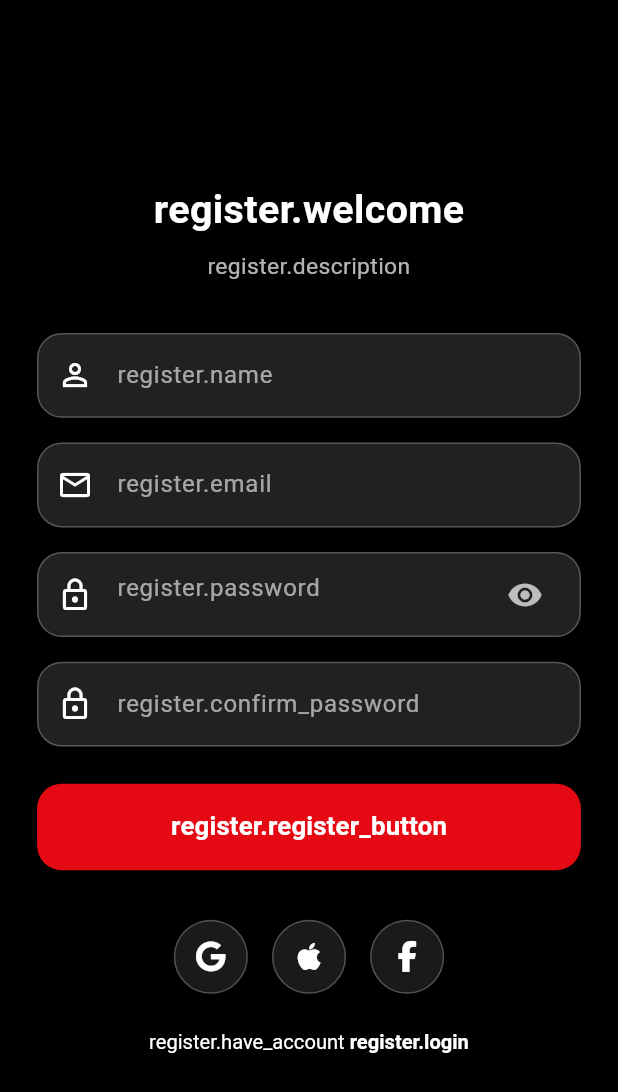
After one commit to RamazanAksoy/nodelab_movie, a Flutter app: the RegisterScreen screen opened directly, on a phone screen of 412 x 824 dp. The commit adds this screen. Shown: the top 1092 px of the screen. Run offline on Flutter 3.47's test engine with Material 3 defaults, Android fonts, the phone set to English and light mode, and no system bars; our stand-ins replace connectivity_plus, dio, easy_localization, flutter_bloc, flutter_dotenv, font_awesome_flutter and 4 more; accounts and stored records are empty.

Commit message:
register completed

```diff
--- /dev/null
+++ b/lib/feature/register/bloc/register_bloc.dart
@@ -0,0 +1,41 @@
+import 'package:flutter_bloc/flutter_bloc.dart';
+import '../model/register_request.dart';
+import '../service/register_service.dart';
+import 'register_event.dart';
+import 'register_state.dart';
+
+class RegisterBloc extends Bloc<RegisterEvent, RegisterState> {
+  RegisterBloc() : super(RegisterState()) {
+    on<NameChanged>((event, emit) => emit(state.copyWith(name: event.name)));
+    on<EmailChanged>((event, emit) => emit(state.copyWith(email: event.email)));
+    on<PasswordChanged>((event, emit) => emit(state.copyWith(password: event.password)));
+    on<ConfirmPasswordChanged>((event, emit) => emit(state.copyWith(confirmPassword: event.confirmPassword)));
+    on<RegisterSubmitted>(_onSubmitted);
+    on<TogglePasswordVisibility>((event, emit) {
+      emit(state.copyWith(isPasswordObscure: !(state.isPasswordObscure ?? false)));
+    });
+  }
+
+  Future<void> _onSubmitted(RegisterSubmitted event, Emitter<RegisterState> emit) async {
+    emit(state.copyWith(status: RegisterStatus.submitting));
+
+    try {
+      if (state.password != state.confirmPassword) {
+        emit(state.copyWith(status: RegisterStatus.failure, error: 'Passwords do not match'));
+        return;
+      }
+
+      final request = RegisterRequest(email: state.email, name: state.name, password: state.password);
+
+      final response = await RegisterService().register(request);
+
+      if (response?.data != null) {
+        emit(state.copyWith(status: RegisterStatus.success));
+      } else {
+        emit(state.copyWith(status: RegisterStatus.failure, error: 'Registration failed'));
+      }
+    } catch (e) {
+      emit(state.copyWith(status: RegisterStatus.failure, error: e.toString()));
+    }
+  }
+}
--- /dev/null
+++ b/lib/feature/register/bloc/register_event.dart
@@ -0,0 +1,25 @@
+abstract class RegisterEvent {}
+
+class NameChanged extends RegisterEvent {
+  final String name;
+  NameChanged(this.name);
+}
+
+class EmailChanged extends RegisterEvent {
+  final String email;
+  EmailChanged(this.email);
+}
+
+class PasswordChanged extends RegisterEvent {
+  final String password;
+  PasswordChanged(this.password);
+}
+
+class ConfirmPasswordChanged extends RegisterEvent {
+  final String confirmPassword;
+  ConfirmPasswordChanged(this.confirmPassword);
+}
+
+class RegisterSubmitted extends RegisterEvent {}
+
+class TogglePasswordVisibility extends RegisterEvent {}
--- /dev/null
+++ b/lib/feature/register/bloc/register_state.dart
@@ -0,0 +1,41 @@
+enum RegisterStatus { initial, submitting, success, failure }
+
+class RegisterState {
+  final String name;
+  final String email;
+  final String password;
+  final String confirmPassword;
+  final RegisterStatus status;
+  final String? error;
+  final bool? isPasswordObscure;
+
+  RegisterState({
+    this.name = '',
+    this.email = '',
+    this.password = '',
+    this.confirmPassword = '',
+    this.status = RegisterStatus.initial,
+    this.error,
+    this.isPasswordObscure,
+  });
+
+  RegisterState copyWith({
+    String? name,
+    String? email,
+    String? password,
+    String? confirmPassword,
+    RegisterStatus? status,
+    String? error,
+    bool? isPasswordObscure,
+  }) {
+    return RegisterState(
+      name: name ?? this.name,
+      email: email ?? this.email,
+      password: password ?? this.password,
+      confirmPassword: confirmPassword ?? this.confirmPassword,
+      status: status ?? this.status,
+      error: error,
+      isPasswordObscure: isPasswordObscure ?? this.isPasswordObscure,
+    );
+  }
+}
--- /dev/null
+++ b/lib/feature/register/model/register_request.dart
@@ -0,0 +1,9 @@
+class RegisterRequest {
+  final String email;
+  final String name;
+  final String password;
+
+  RegisterRequest({required this.email, required this.name, required this.password});
+
+  Map<String, dynamic> toJson() => {'email': email, 'name': name, 'password': password};
+}
--- /dev/null
+++ b/lib/feature/register/service/register_service.dart
@@ -0,0 +1,18 @@
+import '../../../core/base/model/IResponseModel.dart';
+import '../../../core/base/service/base_service.dart';
+import '../../../core/constants/enums/http_request_enum.dart';
+import '../../../product/network/service_extension.dart';
+import '../../login/model/user.dart';
+import '../model/register_request.dart';
+
+class RegisterService with BaseService {
+  Future<IResponseModel<UserResponse?>?> register(RegisterRequest? request) async {
+    final response = await networkManager?.send<UserResponse, UserResponse>(
+      ServicePathEnum.register.rawValue,
+      parseModel: UserResponse(),
+      type: HttpTypes.POST,
+      data: request?.toJson(),
+    );
+    return response;
+  }
+}
--- /dev/null
+++ b/lib/feature/register/view/register_screen.dart
@@ -0,0 +1,198 @@
+import 'package:flutter/material.dart';
+import 'package:flutter_bloc/flutter_bloc.dart';
+import 'package:responsive_sizer/responsive_sizer.dart';
+import 'package:font_awesome_flutter/font_awesome_flutter.dart';
+import 'package:easy_localization/easy_localization.dart';
+
+import '../../../core/init/navigator/navigation_service.dart';
+import '../../../product/route/route.dart';
+import '../../../product/widget/custom_button.dart';
+import '../../../product/widget/custom_textfield.dart';
+import '../../../product/widget/social_icon_button.dart';
+import '../bloc/register_bloc.dart';
+import '../bloc/register_event.dart';
+import '../bloc/register_state.dart';
+
+class RegisterScreen extends StatelessWidget {
+  const RegisterScreen({super.key});
+
+  @override
+  Widget build(BuildContext context) {
+    return BlocProvider(
+      create: (_) => RegisterBloc(),
+      child: Scaffold(
+        backgroundColor: Colors.black,
+        body: Center(
+          child: Padding(
+            padding: EdgeInsets.symmetric(horizontal: 6.w),
+            child: const RegisterCard(),
+          ),
+        ),
+      ),
+    );
+  }
+}
+
+class RegisterCard extends StatelessWidget {
+  const RegisterCard({super.key});
+
+  @override
+  Widget build(BuildContext context) {
+    return BlocBuilder<RegisterBloc, RegisterState>(
+      builder: (context, state) {
+        if (state.status == RegisterStatus.success) {
+          Future.microtask(() => _showSuccessDialog(context));
+        }
+
+        return SingleChildScrollView(
+          child: Column(
+            mainAxisAlignment: MainAxisAlignment.center,
+            children: [
+              _buildWelcomeText(),
+              SizedBox(height: 1.h),
+              _buildDescriptionText(),
+              SizedBox(height: 4.h),
+              _buildNameField(context),
+              SizedBox(height: 2.h),
+              _buildEmailField(context),
+              SizedBox(height: 2.h),
+              _buildPasswordField(context, state.isPasswordObscure ?? false),
+              SizedBox(height: 2.h),
+              _buildConfirmPasswordField(context, state.isPasswordObscure ?? false),
+              SizedBox(height: 3.h),
+              _buildSubmitButtonOrLoading(context, state),
+              _buildErrorText(state),
+              SizedBox(height: 4.h),
+              _buildSocialButtons(),
+              SizedBox(height: 3.h),
+              _buildLoginRedirectText(context),
+            ],
+          ),
+        );
+      },
+    );
+  }
+
+  void _showSuccessDialog(BuildContext context) {
+    showDialog(
+      context: context,
+      builder: (context) => AlertDialog(
+        backgroundColor: Colors.black,
+        title: Text('register.success_title'.tr(), style: const TextStyle(color: Colors.white)),
+        content: Text('register.success_content'.tr(), style: const TextStyle(color: Colors.white70)),
+        actions: [
+          TextButton(
+            onPressed: () {
+              Navigator.pop(context);
+              NavigationService.instance?.pushReplacementNamed(AppRoutes.login);
+            },
+            child: Text('register.success_button'.tr(), style: const TextStyle(color: Colors.red)),
+          ),
+        ],
+      ),
+    );
+  }
+
+  Widget _buildWelcomeText() {
+    return Text(
+      'register.welcome'.tr(),
+      style: TextStyle(color: Colors.white, fontWeight: FontWeight.bold, fontSize: 21.sp),
+    );
+  }
+
+  Widget _buildDescriptionText() {
+    return Text(
+      'register.description'.tr(),
+      textAlign: TextAlign.center,
+      style: TextStyle(color: Colors.white70, fontSize: 16.sp),
+    );
+  }
+
+  Widget _buildNameField(BuildContext context) {
+    return CustomTextField(
+      hintText: 'register.name'.tr(),
+      icon: Icons.person_outline,
+      onChanged: (value) => context.read<RegisterBloc>().add(NameChanged(value)),
+    );
+  }
+
+  Widget _buildEmailField(BuildContext context) {
+    return CustomTextField(
+      hintText: 'register.email'.tr(),
+      icon: Icons.email_outlined,
+      onChanged: (value) => context.read<RegisterBloc>().add(EmailChanged(value)),
+    );
+  }
+
+  Widget _buildPasswordField(BuildContext context, bool isObscure) {
+    return CustomTextField(
+      hintText: 'register.password'.tr(),
+      icon: Icons.lock_outline,
+      isObscure: isObscure,
+      suffixIcon: IconButton(
+        icon: Icon(isObscure ? Icons.visibility_off : Icons.visibility, color: Colors.white70),
+        onPressed: () => context.read<RegisterBloc>().add(TogglePasswordVisibility()),
+      ),
+      onChanged: (value) => context.read<RegisterBloc>().add(PasswordChanged(value)),
+    );
+  }
+
+  Widget _buildConfirmPasswordField(BuildContext context, bool isObscure) {
+    return CustomTextField(
+      hintText: 'register.confirm_password'.tr(),
+      icon: Icons.lock_outline,
+      isObscure: isObscure,
+      onChanged: (value) => context.read<RegisterBloc>().add(ConfirmPasswordChanged(value)),
+    );
+  }
+
+  Widget _buildSubmitButtonOrLoading(BuildContext context, RegisterState state) {
+    if (state.status == RegisterStatus.submitting) {
+      return const CircularProgressIndicator();
+    }
+    return CustomButton(onPressed: () => context.read<RegisterBloc>().add(RegisterSubmitted()), title: 'register.register_button'.tr());
+  }
+
+  Widget _buildErrorText(RegisterState state) {
+    if (state.status == RegisterStatus.failure && state.error != null) {
+      return Padding(
+        padding: const EdgeInsets.only(top: 12),
+        child: Text(state.error!, style: const TextStyle(color: Color(0xFFE50914), fontSize: 14)),
+      );
+    }
+    return const SizedBox.shrink();
+  }
+
+  Widget _buildSocialButtons() {
+    return Row(
+      mainAxisAlignment: MainAxisAlignment.center,
+      children: const [
+        SocialIconButton(icon: FontAwesomeIcons.google),
+        SizedBox(width: 16),
+        SocialIconButton(icon: FontAwesomeIcons.apple),
+        SizedBox(width: 16),
+        SocialIconButton(icon: FontAwesomeIcons.facebookF),
+      ],
+    );
+  }
+
+  Widget _buildLoginRedirectText(BuildContext context) {
+    return GestureDetector(
+      onTap: () {
+        NavigationService.instance?.pushReplacementNamed(AppRoutes.login);
+      },
+      child: RichText(
+        text: TextSpan(
+          text: 'register.have_account'.tr(),
+          style: TextStyle(color: Colors.white, fontSize: 15.sp),
+          children: [
+            TextSpan(
+              text: " ${'register.login'.tr()}",
+              style: const TextStyle(color: Colors.white, fontWeight: FontWeight.bold),
+            ),
+          ],
+        ),
+      ),
+    );
+  }
+}
--- a/lib/product/route/route.dart
+++ b/lib/product/route/route.dart
@@ -1,9 +1,14 @@
 import 'package:flutter/material.dart';
 
 import '../../feature/login/view/login_screen.dart';
+import '../../feature/register/view/register_screen.dart';
 
 class AppRoutes {
+  static const String register = '/register';
   static const String login = '/login';
+  static const String home = '/home';
+  static const String profile = '/profile';
+  static const String photoUpload = '/photoUpload';
 
-  static Map<String, WidgetBuilder> get routes => {login: (_) => LoginScreen()};
+  static Map<String, WidgetBuilder> get routes => {login: (_) => LoginScreen(), register: (_) => RegisterScreen()};
 }
```
